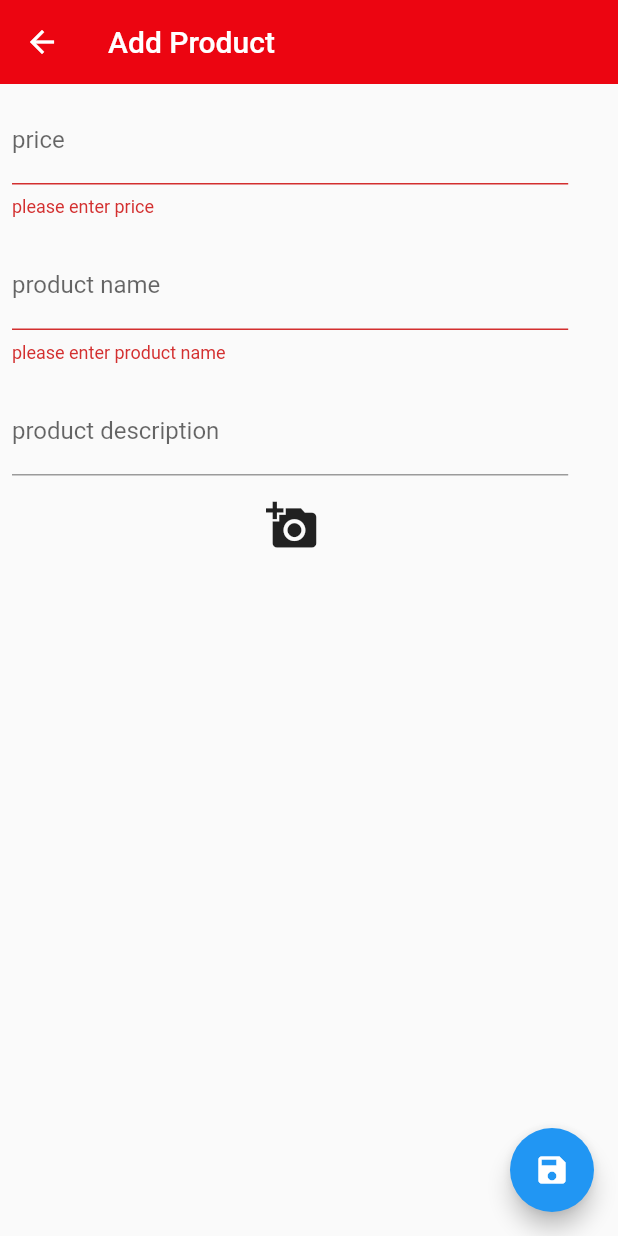
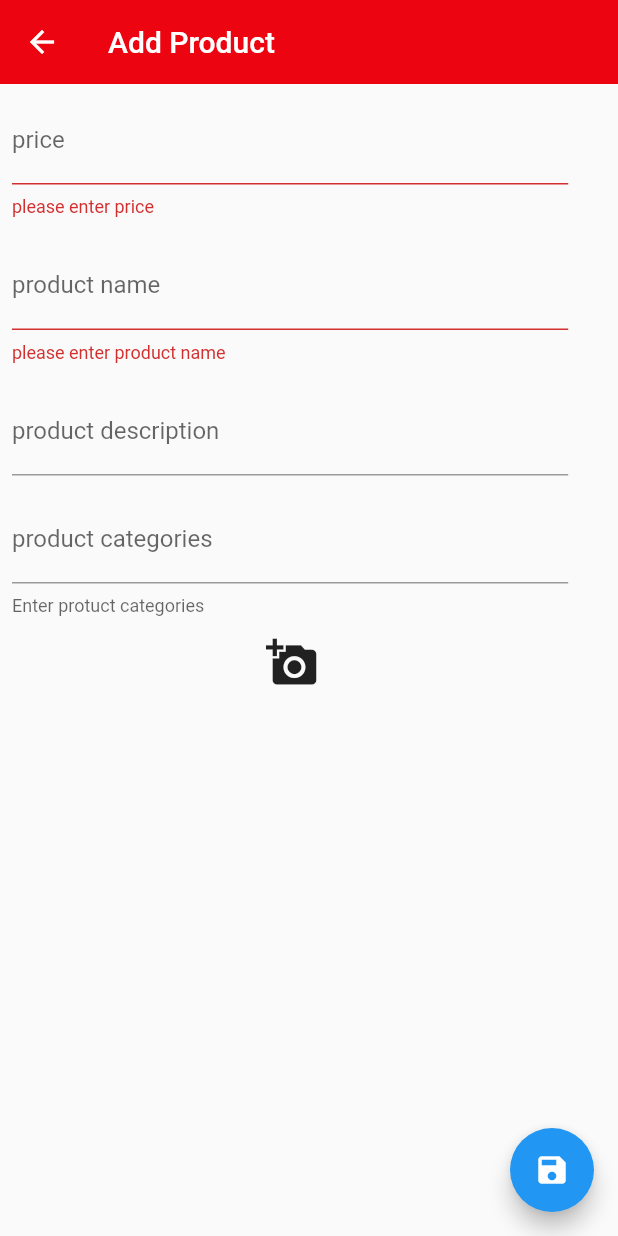
Before and after one commit to home-22/shop_air_app, a Flutter app: the AddProductScreen screen opened directly with sample values from the repository, after a tap on the "save" icon, on a phone screen of 412 x 824 dp. Run offline on Flutter 3.47's test engine with Material 2 defaults, Android fonts, the phone set to English and light mode, and no system bars; our stand-ins replace image_picker.

Commit message:
changes in add product screen

```diff
--- a/lib/screens/add_product_screen/add_product_screen.dart
+++ b/lib/screens/add_product_screen/add_product_screen.dart
@@ -1,11 +1,12 @@
 // ignore_for_file: depend_on_referenced_packages
 import 'dart:io';
+
 import 'package:flutter/material.dart';
 import 'package:provider/provider.dart';
 import 'package:shop_air_app/colors/app_colors.dart';
 import 'package:shop_air_app/model/product.dart';
 import 'package:image_picker/image_picker.dart';
-import 'package:shop_air_app/providers/cart_provider.dart';
+import 'package:shop_air_app/providers/card_provider.dart';
 
 class AddProductScreen extends StatefulWidget {
   final Product? product;
@@ -24,6 +25,7 @@ class _AddProductScreenState extends State<AddProductScreen> {
   TextEditingController priceController = TextEditingController();
   TextEditingController nameController = TextEditingController();
   TextEditingController descController = TextEditingController();
+  TextEditingController catgController = TextEditingController();
   String? selectedImage;
 
   bool imageSelected = false;
@@ -120,6 +122,19 @@ class _AddProductScreenState extends State<AddProductScreen> {
                       ),
                     ),
                   ),
+                  Padding(
+                    padding: EdgeInsets.all(5.0),
+                    child: SizedBox(
+                      width: MediaQuery.of(context).size.width * 0.90,
+                      child: TextFormField(
+                        controller: catgController,
+                        decoration: InputDecoration(
+                          labelText: 'product categories',
+                          helperText: 'Enter protuct categories',
+                        ),
+                      ),
+                    ),
+                  ),
                   IconButton(
                     onPressed: () {
                       _seletImage();
@@ -166,9 +181,10 @@ class _AddProductScreenState extends State<AddProductScreen> {
                   description: descController.text,
                   price: priceController.text,
                   image: selectedImage!,
+                  category: Category.laptops,
                   isAssetImage: false,
                 );
-                context.read<CartProvider>().addItem(newProduct);
+                context.read<CardProvider>().addItem(newProduct);
               }
               FocusScope.of(context).unfocus();
               // ocistiti kontrolere nakon sto spremimo podatke
```
